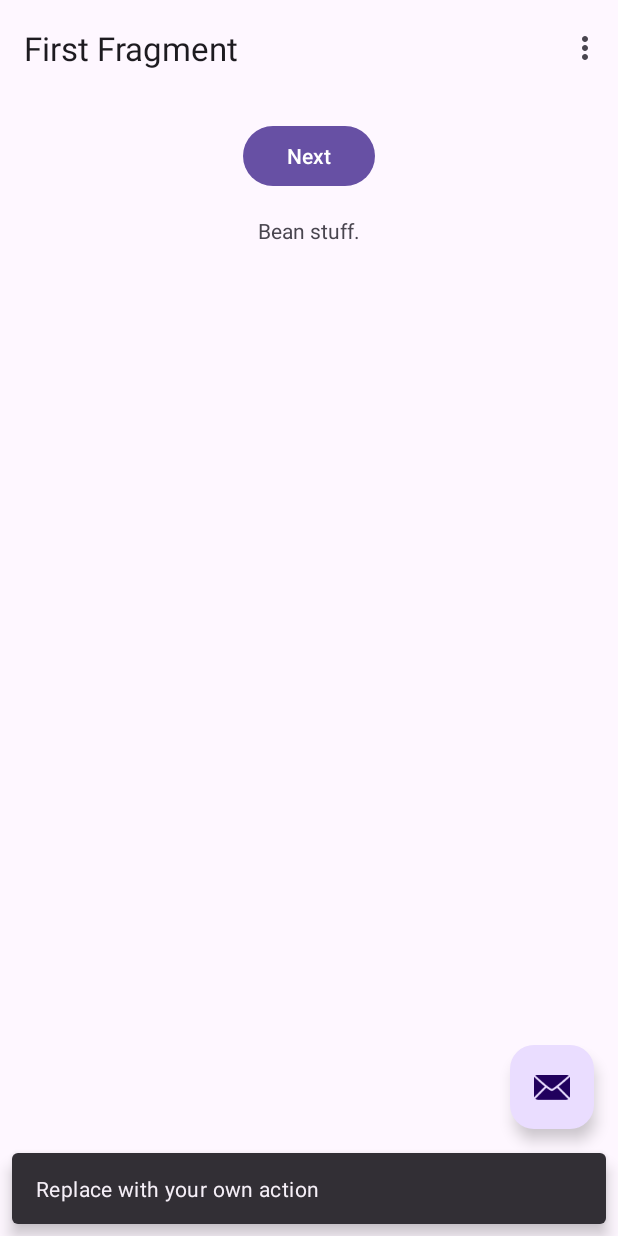
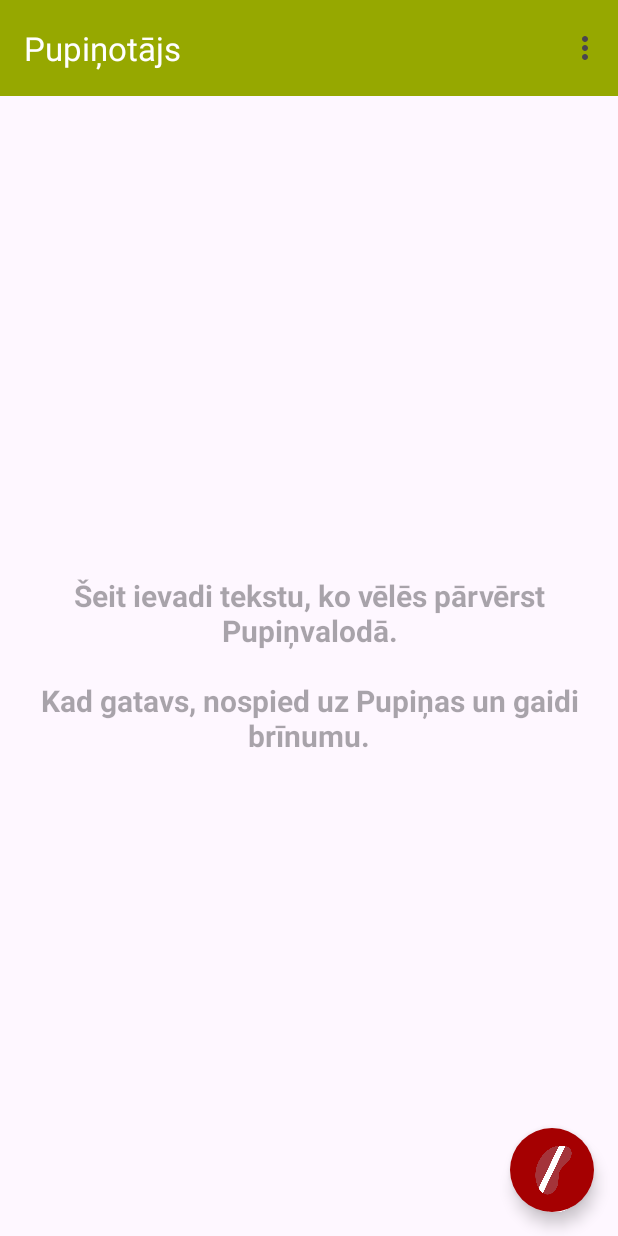
Before and after one commit to FrankMamuda/pupinotajs, an Android app: the screen it shows after launch (MainActivity), after a tap on an icon or button, on a phone screen of 412 x 824 dp. Run offline under Robolectric (Android 15) with nearby library versions, the phone set to English and light mode, and no system bars; our stand-ins replace navigation-ui.

Commit message:
implement bean button and basic view

```diff
--- a/app/src/main/java/com/example/pupinotajs/FirstFragment.kt
+++ b/app/src/main/java/com/example/pupinotajs/FirstFragment.kt
@@ -31,10 +31,6 @@ class FirstFragment : Fragment() {
 
     override fun onViewCreated(view: View, savedInstanceState: Bundle?) {
         super.onViewCreated(view, savedInstanceState)
-
-        binding.buttonFirst.setOnClickListener {
-            findNavController().navigate(R.id.action_FirstFragment_to_SecondFragment)
-        }
     }
 
     override fun onDestroyView() {
--- a/app/src/main/java/com/example/pupinotajs/MainActivity.kt
+++ b/app/src/main/java/com/example/pupinotajs/MainActivity.kt
@@ -1,20 +1,33 @@
 package com.example.pupinotajs
 
+import android.content.Context
+import android.graphics.Bitmap
+import android.graphics.Canvas
+import android.graphics.drawable.BitmapDrawable
+import android.graphics.drawable.Drawable
+import android.graphics.drawable.TransitionDrawable
 import android.os.Bundle
-import com.google.android.material.snackbar.Snackbar
+import android.view.Menu
+import android.view.MenuItem
+import android.view.animation.Animation
+import android.view.animation.AnimationUtils
 import androidx.appcompat.app.AppCompatActivity
+import androidx.core.content.ContextCompat
 import androidx.navigation.findNavController
 import androidx.navigation.ui.AppBarConfiguration
 import androidx.navigation.ui.navigateUp
 import androidx.navigation.ui.setupActionBarWithNavController
-import android.view.Menu
-import android.view.MenuItem
 import com.example.pupinotajs.databinding.ActivityMainBinding
+
 
 class MainActivity : AppCompatActivity() {
 
     private lateinit var appBarConfiguration: AppBarConfiguration
     private lateinit var binding: ActivityMainBinding
+    private var rotCW: Animation? = null
+    private var rotCCW: Animation? = null
+    private var isOpen = false
+    private var transitionDrawable: TransitionDrawable? = null
 
     override fun onCreate(savedInstanceState: Bundle?) {
         super.onCreate(savedInstanceState)
@@ -28,10 +41,36 @@ class MainActivity : AppCompatActivity() {
         appBarConfiguration = AppBarConfiguration(navController.graph)
         setupActionBarWithNavController(navController, appBarConfiguration)
 
-        binding.fab.setOnClickListener { view ->
-            Snackbar.make(view, "Replace with your own action", Snackbar.LENGTH_LONG)
-                    .setAction("Action", null).show()
+        rotCW = AnimationUtils.loadAnimation(this, R.anim.rotate_cw)
+        rotCCW = AnimationUtils.loadAnimation(this, R.anim.rotate_ccw)
+
+        transitionDrawable = TransitionDrawable(arrayOf<Drawable>(
+            getDrawableFromVectorDrawable(this, R.drawable.bean_plain),
+            getDrawableFromVectorDrawable(this, R.drawable.bean_lv)))
+        transitionDrawable!!.isCrossFadeEnabled = true
+
+        binding.fab.setImageDrawable(transitionDrawable)
+
+        // binding.fab.setImageDrawable(TransitionDrawable(backgrounds))
+        binding.fab.setOnClickListener {
+            animateFab()
         }
+    }
+
+    private fun getDrawableFromVectorDrawable(context: Context, drawableId: Int): Drawable {
+        return BitmapDrawable(context.resources, getBitmapFromVectorDrawable(context, drawableId))
+    }
+
+    private fun getBitmapFromVectorDrawable(context: Context?, drawableId: Int): Bitmap {
+        val drawable = ContextCompat.getDrawable(context!!, drawableId)
+        val bitmap = Bitmap.createBitmap(
+            drawable!!.intrinsicWidth,
+            drawable.intrinsicHeight, Bitmap.Config.ARGB_8888
+        )
+        val canvas = Canvas(bitmap)
+        drawable.setBounds(0, 0, canvas.width, canvas.height)
+        drawable.draw(canvas)
+        return bitmap
     }
 
     override fun onCreateOptionsMenu(menu: Menu): Boolean {
@@ -55,4 +94,15 @@ class MainActivity : AppCompatActivity() {
         return navController.navigateUp(appBarConfiguration)
                 || super.onSupportNavigateUp()
     }
+
+    private fun animateFab() {
+        if (isOpen) {
+            binding.fab.startAnimation(rotCW)
+            transitionDrawable?.reverseTransition(1000)
+        } else {
+            binding.fab.startAnimation(rotCCW)
+            transitionDrawable?.startTransition(1000)
+        }
+        isOpen = !isOpen
+    }
 }
--- a/app/src/main/java/com/example/pupinotajs/SecondFragment.kt
+++ b/app/src/main/java/com/example/pupinotajs/SecondFragment.kt
@@ -24,7 +24,7 @@ class SecondFragment : Fragment() {
             savedInstanceState: Bundle?
     ): View? {
 
-        _binding = FragmentSecondBinding.inflate(inflater, container, false)
+        this._binding = FragmentSecondBinding.inflate(inflater, container, false)
         return binding.root
 
     }
@@ -32,9 +32,9 @@ class SecondFragment : Fragment() {
     override fun onViewCreated(view: View, savedInstanceState: Bundle?) {
         super.onViewCreated(view, savedInstanceState)
 
-        binding.buttonSecond.setOnClickListener {
+        /*binding.buttonSecond.setOnClickListener {
             findNavController().navigate(R.id.action_SecondFragment_to_FirstFragment)
-        }
+        }*/
     }
 
     override fun onDestroyView() {
--- a/app/src/main/res/drawable/bean.xml
+++ b/app/src/main/res/drawable/bean.xml
@@ -1,7 +1,5 @@
 <vector android:height="512dp" android:viewportHeight="211.67"
     android:viewportWidth="211.67" android:width="512dp" xmlns:android="http://schemas.android.com/apk/res/android">
-    <path android:fillAlpha="0.22857143" android:fillColor="#000000"
-        android:pathData="m116.14,78.41 l18.36,-6.52 80.79,84.13 -1.88,58.41 -41.48,14.2L87.57,141.05C87.88,112.89 99.45,99.36 116.14,78.41Z" android:strokeWidth="0.313678"/>
     <path android:fillColor="#849200" android:pathData="m78.96,109.2c0.84,-9.34 4.19,-16.4 7.54,-21.64 4.92,-7.23 10.44,-13.24 18.34,-17.22 7.45,-3.5 17,-4.32 24.95,-1.71 3.97,1.28 7.23,5.58 7.33,10.05 -1.17,-1.98 -4.07,-1.69 -6.08,-2.08 -8.81,-0.59 -17.99,0.11 -26.07,3.96 -9.65,4.43 -18.32,12.14 -21.93,22.33 -1.02,1.63 -2.69,4.96 -4.07,6.3z"/>
     <path android:fillColor="#96a800" android:pathData="m96.47,145.78c-11.14,-1.67 -19.43,-18.49 -17.62,-35.75 1.32,-12.56 16.87,-28.17 32.57,-32.69 7.09,-2.04 21.4,-2.28 24.92,-0.41 1.79,0.95 0.32,8.3 -2.5,12.54 -1.39,2.08 -7.94,9.17 -7.94,8.68 0,-1.09 -6.02,-0.92 -9.31,0.68 -8.86,4.31 -12.06,14.66 -9,27.1 1.04,4.25 3.99,11.24 4.88,10.05 0.95,-1.26 -2.54,3.85 -3.79,5.17 -3.2,3.37 -8.11,5.24 -12.2,4.63z"/>
     <path android:fillColor="#b8c259" android:pathData="m110.79,135.6c-5.73,-3.8 -7.62,-15.99 -4.14,-26.67 3.05,-9.35 8.95,-13.7 19.26,-14.22 2.18,-0.11 3.38,0.08 3.16,0.36 -0.04,0.05 -0.12,0.14 -0.19,0.22 -0.52,0.56 -1.75,1.85 -3.54,3.6 -7.89,7.65 -9.03,11.55 -9.25,18.69 -0.2,6.35 -0.65,12.31 -2.59,16.54 -1.11,2.42 -1.21,2.47 -2.7,1.48z"/>
--- /dev/null
+++ b/app/src/main/res/drawable/bean_lv.xml
@@ -0,0 +1,15 @@
+<vector xmlns:android="http://schemas.android.com/apk/res/android"
+    android:width="512dp"
+    android:height="512dp"
+    android:viewportWidth="135.47"
+    android:viewportHeight="135.47">
+  <path
+      android:pathData="M82.68,28.52C83.24,28.53 83.79,28.56 84.34,28.59C83.79,28.56 83.24,28.53 82.68,28.52zM82.68,28.52C82.08,28.51 81.48,28.52 80.87,28.54C81.48,28.52 82.08,28.51 82.68,28.52zM80.84,28.54C80.24,28.56 79.65,28.6 79.05,28.65C79.65,28.6 80.24,28.57 80.84,28.54zM79.05,28.65C74.87,29 70.77,30.06 67.16,31.76C59.25,35.74 53.73,41.75 48.81,48.98C45.46,54.22 42.12,61.29 41.28,70.62C41.28,70.62 41.28,70.62 41.28,70.61C41.24,70.89 41.2,71.18 41.17,71.45C40.17,80.95 42.24,90.31 46.16,97.09L79.05,28.65zM46.16,97.09C48.06,100.38 50.39,103.07 53.02,104.86C50.39,103.07 48.06,100.38 46.16,97.09zM84.6,28.61C85.08,28.65 85.57,28.69 86.05,28.75C85.57,28.69 85.08,28.65 84.6,28.61zM86.05,28.75C87.16,28.88 88.26,29.06 89.34,29.3C88.26,29.06 87.16,28.87 86.05,28.75zM89.34,29.3L53.02,104.86C54.82,106.08 56.76,106.9 58.79,107.2C62.87,107.82 67.79,105.95 70.99,102.58C72.13,101.38 75.06,97.12 74.9,97.26C75.15,96.94 75.41,96.39 75.81,95.54C77.74,91.31 78.2,85.35 78.4,79C78.62,71.86 79.76,67.95 87.65,60.31C88.23,59.75 88.64,59.32 89.1,58.86C89.21,58.76 89.33,58.63 89.46,58.5C90.25,57.71 90.88,57.05 91.19,56.71C91.27,56.63 91.34,56.54 91.38,56.49C91.39,56.49 91.38,56.49 91.39,56.49C93.28,54.45 95.42,51.99 96.16,50.89C98.28,47.7 99.64,42.76 99.42,40.09C99.42,40.1 99.43,40.1 99.43,40.11C99.33,35.64 96.08,31.33 92.1,30.06C91.2,29.76 90.28,29.51 89.34,29.3zM74.82,97.36C74.8,97.39 74.81,97.37 74.78,97.41C74.76,97.43 74.74,97.43 74.72,97.45C74.75,97.42 74.78,97.4 74.82,97.36z"
+      android:fillColor="#a4343a"/>
+  <path
+      android:pathData="M82.68,28.52C81.47,28.5 80.26,28.55 79.05,28.65L46.16,97.09C48.06,100.38 50.39,103.07 53.02,104.86L89.34,29.3C87.18,28.82 84.94,28.56 82.68,28.52z"
+      android:strokeLineJoin="miter"
+      android:strokeWidth="1"
+      android:fillColor="#ffffff"
+      android:strokeLineCap="butt"/>
+</vector>
--- /dev/null
+++ b/app/src/main/res/drawable/bean_plain.xml
@@ -0,0 +1,15 @@
+<vector xmlns:android="http://schemas.android.com/apk/res/android"
+    android:width="512dp"
+    android:height="512dp"
+    android:viewportWidth="135.47"
+    android:viewportHeight="135.47">
+  <path
+      android:pathData="m41.28,70.62c0.84,-9.34 4.19,-16.4 7.54,-21.64 4.92,-7.23 10.44,-13.24 18.34,-17.22 7.45,-3.5 17,-4.32 24.95,-1.71 3.97,1.28 7.23,5.58 7.33,10.05 -1.17,-1.98 -4.07,-1.69 -6.08,-2.08 -8.81,-0.59 -17.99,0.11 -26.07,3.96 -9.65,4.43 -18.32,12.14 -21.93,22.33 -1.02,1.63 -2.69,4.96 -4.07,6.3z"
+      android:fillColor="#849200"/>
+  <path
+      android:pathData="m58.79,107.2c-11.14,-1.67 -19.43,-18.49 -17.62,-35.75 1.32,-12.56 16.87,-28.17 32.57,-32.69 7.09,-2.04 21.4,-2.28 24.92,-0.41 1.79,0.95 0.32,8.3 -2.5,12.54 -1.39,2.08 -7.94,9.17 -7.94,8.68 0,-1.09 -6.02,-0.92 -9.31,0.68 -8.86,4.31 -12.06,14.66 -9,27.1 1.04,4.25 3.99,11.24 4.88,10.05 0.95,-1.26 -2.54,3.85 -3.79,5.17 -3.2,3.37 -8.11,5.24 -12.2,4.63z"
+      android:fillColor="#96a800"/>
+  <path
+      android:pathData="m73.11,97.02c-5.73,-3.8 -7.62,-15.99 -4.14,-26.67 3.05,-9.35 8.95,-13.7 19.26,-14.22 2.18,-0.11 3.38,0.08 3.16,0.36 -0.04,0.05 -0.12,0.14 -0.19,0.22 -0.52,0.56 -1.75,1.85 -3.54,3.6 -7.89,7.65 -9.03,11.55 -9.25,18.69 -0.2,6.35 -0.65,12.31 -2.59,16.54 -1.11,2.42 -1.21,2.47 -2.7,1.48z"
+      android:fillColor="#b8c259"/>
+</vector>
--- a/app/src/main/res/layout/activity_main.xml
+++ b/app/src/main/res/layout/activity_main.xml
@@ -14,6 +14,8 @@
 
         <com.google.android.material.appbar.MaterialToolbar
             android:id="@+id/toolbar"
+            android:background="#96a800"
+            app:titleTextColor="#FFFFFF"
             android:layout_width="match_parent"
             android:layout_height="?attr/actionBarSize" />
 
@@ -28,6 +30,11 @@
         android:layout_gravity="bottom|end"
         android:layout_marginEnd="@dimen/fab_margin"
         android:layout_marginBottom="16dp"
-        app:srcCompat="@android:drawable/ic_dialog_email" />
+        android:theme="@style/Theme.MaterialComponents"
+        app:backgroundTint="#a50001"
+        app:tint="@null"
+        app:maxImageSize="56dp"
+        app:borderWidth="0dp"
+        android:importantForAccessibility="no" />
 
 </androidx.coordinatorlayout.widget.CoordinatorLayout>
--- a/app/src/main/res/layout/fragment_first.xml
+++ b/app/src/main/res/layout/fragment_first.xml
@@ -6,30 +6,15 @@
     android:layout_height="match_parent"
     tools:context=".FirstFragment">
 
-    <androidx.constraintlayout.widget.ConstraintLayout
+    <EditText
+        android:id="@+id/textView"
         android:layout_width="match_parent"
         android:layout_height="match_parent"
-        android:padding="16dp">
-
-        <Button
-            android:id="@+id/button_first"
-            android:layout_width="wrap_content"
-            android:layout_height="wrap_content"
-            android:text="@string/next"
-            app:layout_constraintBottom_toTopOf="@id/textview_first"
-            app:layout_constraintEnd_toEndOf="parent"
-            app:layout_constraintStart_toStartOf="parent"
-            app:layout_constraintTop_toTopOf="parent" />
-
-        <TextView
-            android:id="@+id/textview_first"
-            android:layout_width="wrap_content"
-            android:layout_height="wrap_content"
-            android:layout_marginTop="16dp"
-            android:text="@string/lorem_ipsum"
-            app:layout_constraintBottom_toBottomOf="parent"
-            app:layout_constraintEnd_toEndOf="parent"
-            app:layout_constraintStart_toStartOf="parent"
-            app:layout_constraintTop_toBottomOf="@id/button_first" />
-    </androidx.constraintlayout.widget.ConstraintLayout>
+        android:layout_gravity="center"
+        android:gravity="center"
+        android:hint="@string/input_hint"
+        android:textColor="#8BC34A"
+        android:textSize="20sp"
+        android:background="@null"
+        android:textStyle="bold" />
 </androidx.core.widget.NestedScrollView>
--- a/app/src/main/res/navigation/nav_graph.xml
+++ b/app/src/main/res/navigation/nav_graph.xml
@@ -9,20 +9,5 @@
         android:id="@+id/FirstFragment"
         android:name="com.example.pupinotajs.FirstFragment"
         android:label="@string/first_fragment_label"
-        tools:layout="@layout/fragment_first">
-
-        <action
-            android:id="@+id/action_FirstFragment_to_SecondFragment"
-            app:destination="@id/SecondFragment" />
-    </fragment>
-    <fragment
-        android:id="@+id/SecondFragment"
-        android:name="com.example.pupinotajs.SecondFragment"
-        android:label="@string/second_fragment_label"
-        tools:layout="@layout/fragment_second">
-
-        <action
-            android:id="@+id/action_SecondFragment_to_FirstFragment"
-            app:destination="@id/FirstFragment" />
-    </fragment>
+        tools:layout="@layout/fragment_first"/>
 </navigation>
--- a/app/src/main/res/values/strings.xml
+++ b/app/src/main/res/values/strings.xml
@@ -1,10 +1,10 @@
 <resources>
-    <string name="app_name">Pupinotajs</string>
+    <string name="app_name">Pupiņotājs</string>
     <string name="action_settings">Settings</string>
     <!-- Strings used for fragments for navigation -->
-    <string name="first_fragment_label">First Fragment</string>
-    <string name="second_fragment_label">Second Fragment</string>
+    <string name="first_fragment_label">Pupiņotājs</string>
     <string name="next">Next</string>
     <string name="previous">Previous</string>
     <string name="lorem_ipsum">Bean stuff.</string>
+    <string name="input_hint">Šeit ievadi tekstu, ko vēlēs pārvērst Pupiņvalodā.\n\nKad gatavs, nospied uz Pupiņas un gaidi brīnumu.</string>
 </resources>
```
Also changed, not shown: app/src/main/res/anim/rotate_ccw.xml (added, +10 -0 lines), app/src/main/res/anim/rotate_cw.xml (added, +10 -0 lines), 3 other files.
